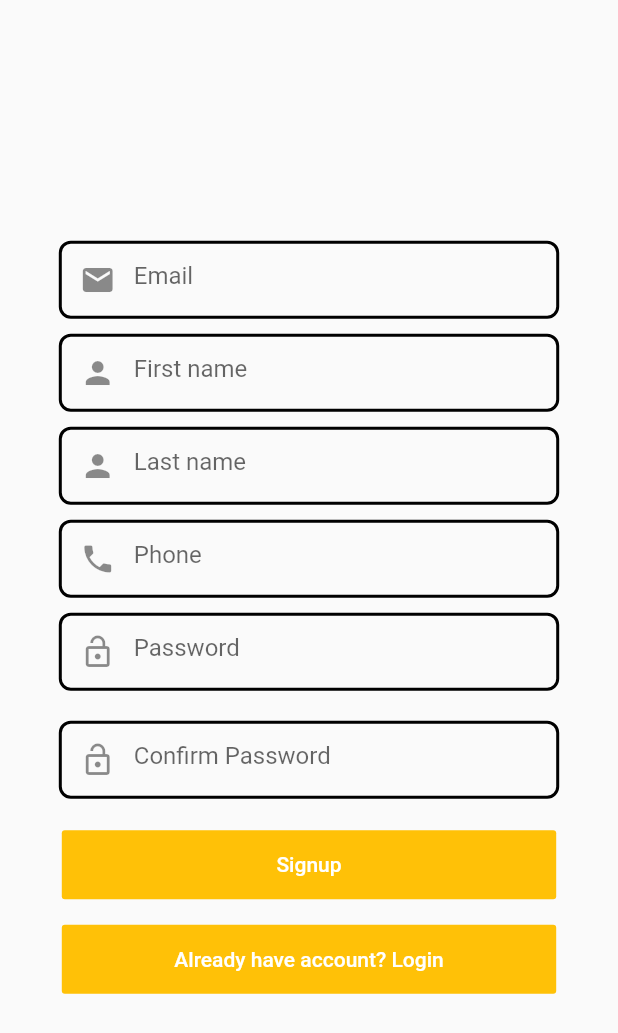
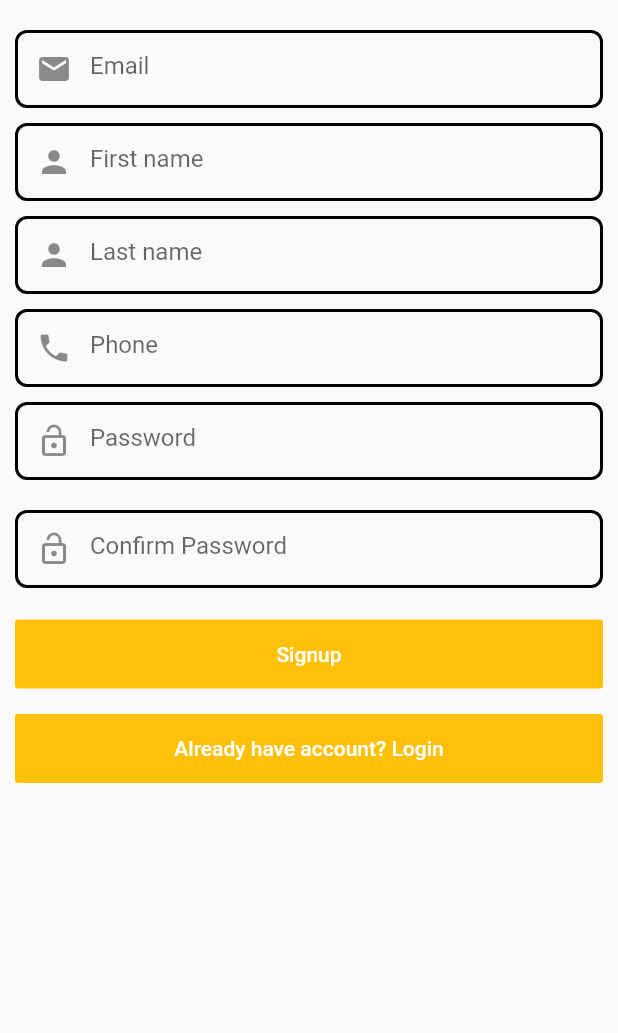
Before and after one commit to pbwauyo/flutter-auth-app, a Flutter app: the EmailSignup screen opened directly, on a phone screen of 412 x 824 dp. Shown: the top 1033 px of the screen. Run offline on Flutter 3.47's test engine with Material 2 defaults, Android fonts, the phone set to English and light mode, and no system bars; our stand-ins replace bloc, cloud_firestore, equatable, firebase_auth, firebase_core, flutter_bloc and 4 more; missing offline and left inert: flutter_facebook_auth, flutter_twitter_login; accounts and stored records are empty.

Commit message:
fixed layout issue in email signup

```diff
--- a/lib/pages/email_signup.dart
+++ b/lib/pages/email_signup.dart
@@ -33,11 +33,10 @@ class EmailSignup extends StatelessWidget {
             }
           },
           child: Container(
+            margin: const EdgeInsets.only(top: 20),
             alignment: Alignment.center,
             padding: const EdgeInsets.symmetric(horizontal: 10),
-            child: Column(
-              mainAxisAlignment: MainAxisAlignment.center,
-              crossAxisAlignment: CrossAxisAlignment.center,
+            child: ListView(
               children: [
                 Container(
                   margin: const EdgeInsets.only(bottom: 10),
```
